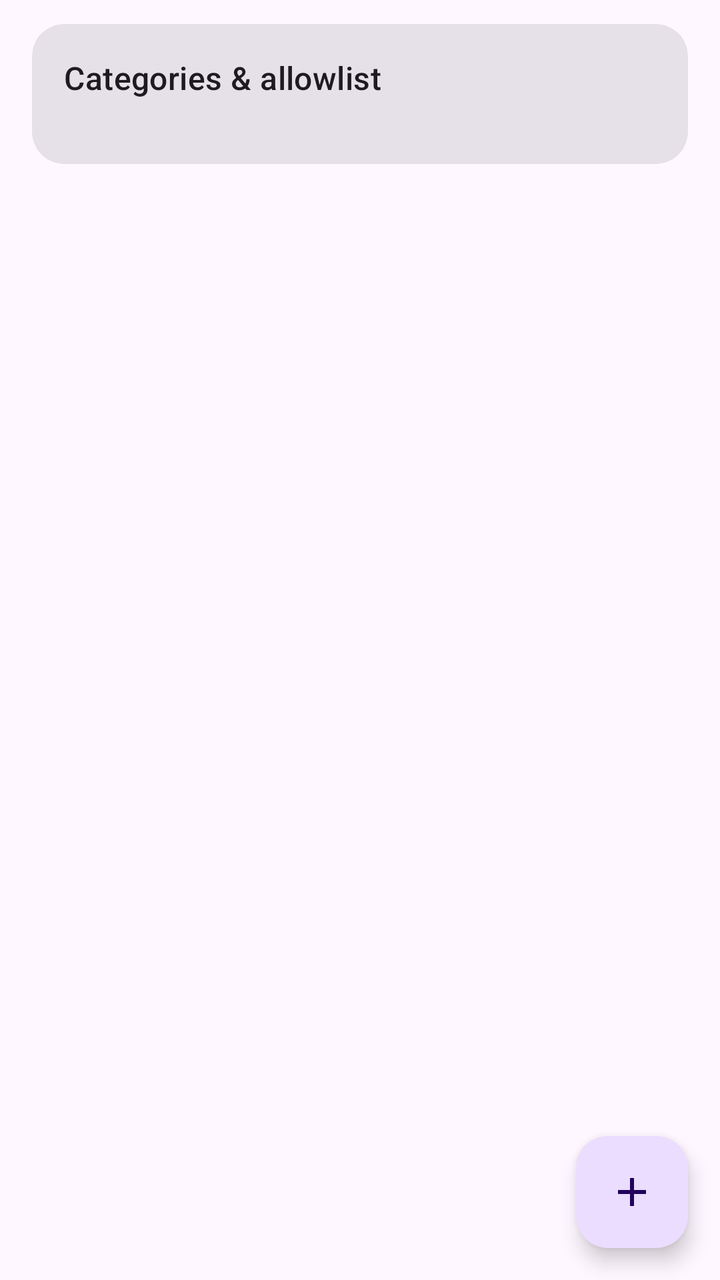
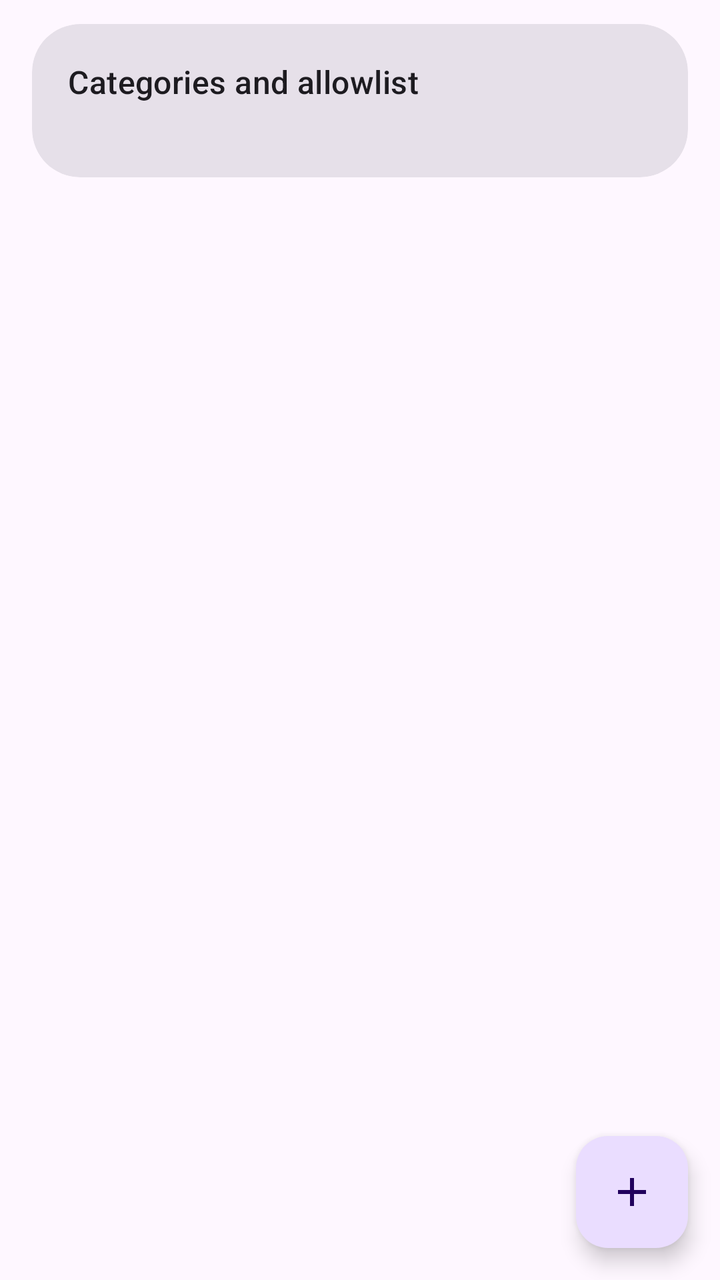

Compare the two renders of this Android layout. The source of the first and the diff that turns it into the second are given below.
<!-- AndroidManifest.xml: application theme Theme.FocusFence -->
<!-- res/layout/fragment_blocklist.xml -->
<?xml version="1.0" encoding="utf-8"?>
<androidx.coordinatorlayout.widget.CoordinatorLayout
    xmlns:android="http://schemas.android.com/apk/res/android"
    xmlns:app="http://schemas.android.com/apk/res-auto"
    android:layout_width="match_parent"
    android:layout_height="match_parent">

    <LinearLayout
        android:layout_width="match_parent"
        android:layout_height="match_parent"
        android:orientation="vertical">

    
    <com.google.android.material.card.MaterialCardView
        android:id="@+id/categoriesCard"
        android:layout_width="match_parent"
        android:layout_height="wrap_content"
        android:layout_marginHorizontal="16dp"
        android:layout_marginTop="12dp"
        android:clickable="true"
        android:focusable="true"
        app:cardCornerRadius="16dp"
        app:contentPadding="16dp">

        <LinearLayout
            android:layout_width="match_parent"
            android:layout_height="wrap_content"
            android:orientation="vertical">

            <TextView
                android:layout_width="wrap_content"
                android:layout_height="wrap_content"
                android:text="@string/categories_title"
                android:textAppearance="?attr/textAppearanceTitleMedium" />

            <TextView
                android:id="@+id/categoriesSummary"
                android:layout_width="match_parent"
                android:layout_height="wrap_content"
                android:textAppearance="?attr/textAppearanceBodySmall"
                android:textColor="?attr/colorOnSurfaceVariant" />
        </LinearLayout>
    </com.google.android.material.card.MaterialCardView>

    <androidx.recyclerview.widget.RecyclerView
        android:id="@+id/blockList"
        android:layout_width="match_parent"
        android:layout_height="0dp"
        android:layout_weight="1"
        android:clipToPadding="false"
        android:paddingBottom="88dp"
        app:layoutManager="androidx.recyclerview.widget.LinearLayoutManager" />
    </LinearLayout>

    <com.google.android.material.floatingactionbutton.FloatingActionButton
        android:id="@+id/addFab"
        android:layout_width="wrap_content"
        android:layout_height="wrap_content"
        android:layout_gravity="bottom|end"
        android:layout_margin="16dp"
        android:contentDescription="@string/add_domain_title"
        android:src="@drawable/ic_add" />
</androidx.coordinatorlayout.widget.CoordinatorLayout>
<!-- resources referenced by this layout -->
<resources>
  <!-- drawable ic_add (drawable) -->
  <?xml version="1.0" encoding="utf-8"?>
  <vector xmlns:android="http://schemas.android.com/apk/res/android"
      android:width="24dp"
      android:height="24dp"
      android:viewportWidth="24"
      android:viewportHeight="24"
      android:tint="?attr/colorControlNormal">
      <path
          android:fillColor="#FFFFFFFF"
          android:pathData="M19,13h-6v6h-2v-6H5v-2h6V5h2v6h6v2z" />
  </vector>
  <string name="add_domain_title">Add domain</string>
  <string name="categories_title">Categories &amp; allowlist</string>
  <style name="Theme.FocusFence" parent="Theme.Material3.DayNight.NoActionBar">
          <item name="colorPrimary">@color/brand_primary</item>
          
          <item name="materialCardViewStyle">@style/Widget.Material3.CardView.Filled</item>
          
          <item name="android:statusBarColor">?attr/colorSurface</item>
          <item name="android:navigationBarColor">?attr/colorSurface</item>
          <item name="android:windowLightStatusBar">true</item>
      </style>
  <color name="brand_primary">#2E7D32</color>
</resources>

<!-- the commit's change to res/layout/fragment_blocklist.xml (unified diff, before → after) -->
@@ -19,8 +19,8 @@
         android:layout_marginTop="12dp"
         android:clickable="true"
         android:focusable="true"
-        app:cardCornerRadius="16dp"
-        app:contentPadding="16dp">
+        app:cardCornerRadius="24dp"
+        app:contentPadding="18dp">
 
         <LinearLayout
             android:layout_width="match_parent"
@@ -37,7 +37,7 @@
                 android:id="@+id/categoriesSummary"
                 android:layout_width="match_parent"
                 android:layout_height="wrap_content"
-                android:textAppearance="?attr/textAppearanceBodySmall"
+                android:textAppearance="?attr/textAppearanceBodyMedium"
                 android:textColor="?attr/colorOnSurfaceVariant" />
         </LinearLayout>
     </com.google.android.material.card.MaterialCardView>
<!-- resource entries referenced after the edit -->
@@ -13,7 +13,7 @@
           android:pathData="M19,13h-6v6h-2v-6H5v-2h6V5h2v6h6v2z" />
   </vector>
   <string name="add_domain_title">Add domain</string>
-  <string name="categories_title">Categories &amp; allowlist</string>
+  <string name="categories_title">Categories and allowlist</string>
   <style name="Theme.FocusFence" parent="Theme.Material3.DayNight.NoActionBar">
           <item name="colorPrimary">@color/brand_primary</item>
           
